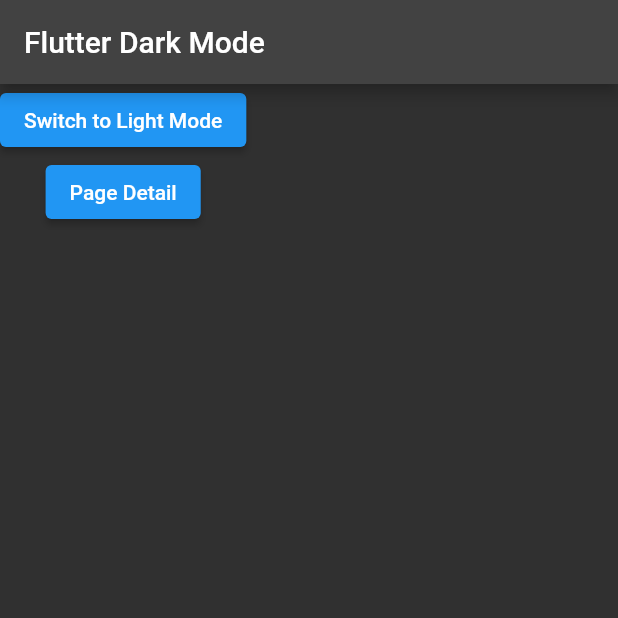
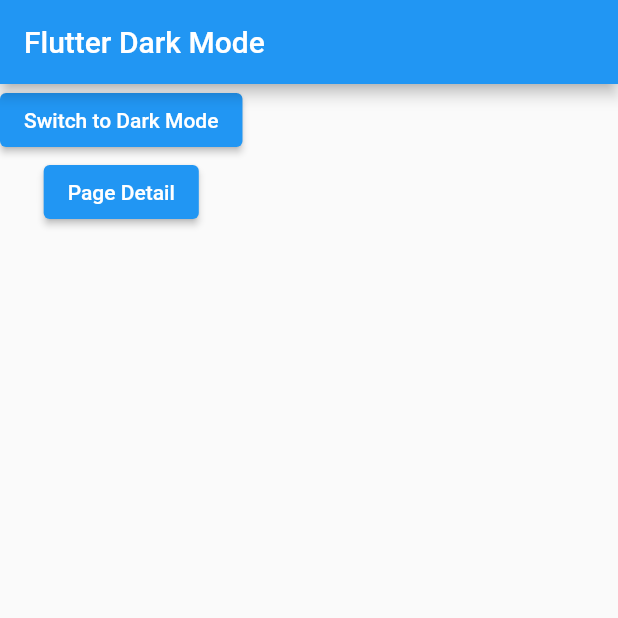
Before and after one commit to nguyenhuutu270402/flutter_theme-mode, a Flutter app: the screen it shows after launch, on a phone screen of 412 x 824 dp, the top half of it. Run offline on Flutter 3.47's test engine with Material 2 defaults, Android fonts, the phone set to English and light mode, and no system bars; our stand-ins replace shared_preferences.

Commit message:
update 3

```diff
--- a/lib/main.dart
+++ b/lib/main.dart
@@ -19,10 +19,9 @@ class MyApp extends StatelessWidget {
       title: 'Flutter Dark Mode',
       theme: ThemeData.light(), // Chế độ Light Mode
       darkTheme: ThemeData.dark(), // Chế độ Dark Mode
-      themeMode:
-          Provider.of<ThemeModel>(context).themeMode == ThemeModeType.light
-              ? ThemeMode.light
-              : ThemeMode.dark,
+      themeMode: Provider.of<ThemeModel>(context).isDarkMode == false
+          ? ThemeMode.light
+          : ThemeMode.dark,
       home: HomePage(),
     );
   }
--- a/lib/provider/theme_model.dart
+++ b/lib/provider/theme_model.dart
@@ -1,16 +1,31 @@
 import 'package:flutter/material.dart';
-
-enum ThemeModeType { light, dark }
+import 'package:shared_preferences/shared_preferences.dart';
 
 class ThemeModel extends ChangeNotifier {
-  ThemeModeType _themeMode = ThemeModeType.dark;
+  bool _isDarkMode = false;
 
-  ThemeModeType get themeMode => _themeMode;
+  ThemeModel() {
+    _loadThemeMode();
+  }
 
-  void toggleTheme() {
-    _themeMode = _themeMode == ThemeModeType.light
-        ? ThemeModeType.dark
-        : ThemeModeType.light;
+  bool get isDarkMode => _isDarkMode;
+
+  void toggleTheme() async {
+    _isDarkMode = _isDarkMode == false ? true : false;
     notifyListeners();
+
+    // Lưu chế độ hiển thị vào shared preferences
+    SharedPreferences prefs = await SharedPreferences.getInstance();
+    await prefs.setBool('isDarkMode', isDarkMode);
+  }
+
+  void _loadThemeMode() async {
+    SharedPreferences prefs = await SharedPreferences.getInstance();
+    bool? savedThemeMode = prefs.getBool('isDarkMode');
+    print(">>>> $savedThemeMode");
+    if (savedThemeMode != null) {
+      _isDarkMode = savedThemeMode;
+      notifyListeners();
+    }
   }
 }
--- a/lib/screen/detail_page.dart
+++ b/lib/screen/detail_page.dart
@@ -12,7 +12,7 @@ class DetailPgae extends StatelessWidget {
         builder: (context, themeModel, _) => ElevatedButton(
           onPressed: () => themeModel.toggleTheme(),
           child: Text(
-            themeModel.themeMode == ThemeModeType.light
+            themeModel.isDarkMode == false
                 ? 'Switch to Dark Mode'
                 : 'Switch to Light Mode',
           ),
--- a/lib/screen/home_page.dart
+++ b/lib/screen/home_page.dart
@@ -16,7 +16,7 @@ class HomePage extends StatelessWidget {
             builder: (context, themeModel, _) => ElevatedButton(
               onPressed: () => themeModel.toggleTheme(),
               child: Text(
-                themeModel.themeMode == ThemeModeType.light
+                themeModel.isDarkMode == false
                     ? 'Switch to Dark Mode'
                     : 'Switch to Light Mode',
               ),
--- a/pubspec.yaml
+++ b/pubspec.yaml
@@ -36,6 +36,7 @@ dependencies:
   # Use with the CupertinoIcons class for iOS style icons.
   cupertino_icons: ^1.0.2
   provider: ^6.0.5
+  shared_preferences: ^2.1.1
 
 dev_dependencies:
   flutter_test:
```
Also changed, not shown: pubspec.lock, 1 other file.
